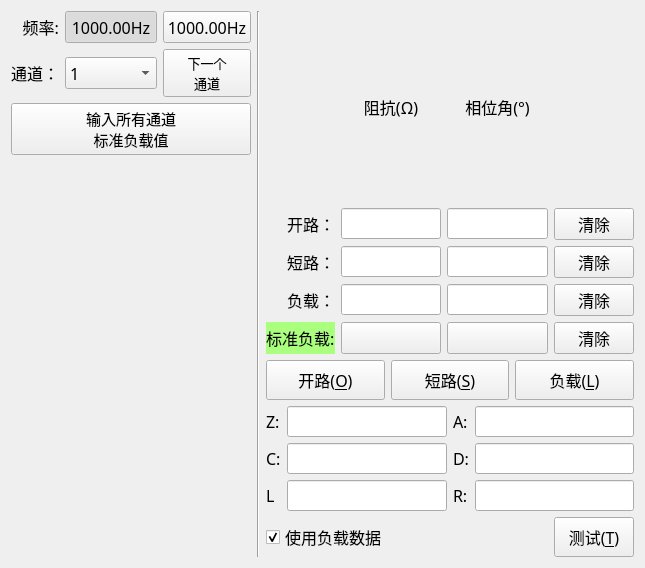
Above: MulitChannel/clsCalibration.ui from caicaiking/WKELightWave before the change. Below: the same form after it.
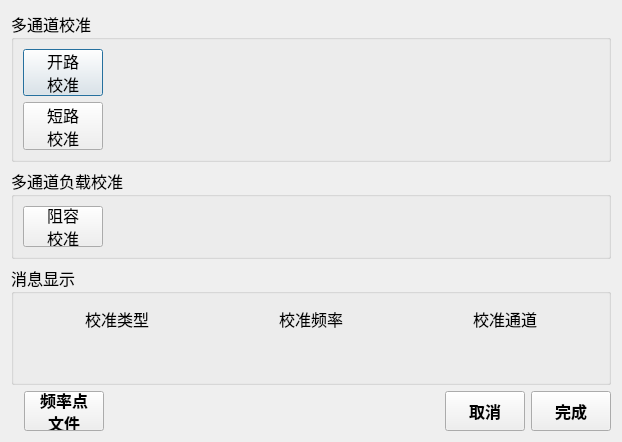
That is the form after the change. The open tabs and pages were chosen to show the change. Icons and pictures are not drawn. Custom widgets are drawn as their Qt base class.

Commit message: 完成了多通道的校准

```diff
--- a/MulitChannel/clsCalibration.ui
+++ b/MulitChannel/clsCalibration.ui
@@ -6,8 +6,8 @@
    <rect>
     <x>0</x>
     <y>0</y>
-    <width>645</width>
-    <height>520</height>
+    <width>622</width>
+    <height>442</height>
    </rect>
   </property>
   <property name="windowTitle">
@@ -23,157 +23,7 @@
  background-color: rgb(144, 148, 248);
 }</string>
   </property>
-  <layout class="QVBoxLayout" name="verticalLayout_3">
-   <property name="spacing">
-    <number>2</number>
-   </property>
-   <property name="leftMargin">
-    <number>2</number>
-   </property>
-   <property name="topMargin">
-    <number>2</number>
-   </property>
-   <property name="rightMargin">
-    <number>2</number>
-   </property>
-   <property name="bottomMargin">
-    <number>2</number>
-   </property>
-   <item>
-    <widget class="QStackedWidget" name="stkCalibration">
-     <property name="currentIndex">
-      <number>0</number>
-     </property>
-     <widget class="QWidget" name="page">
-      <layout class="QVBoxLayout" name="verticalLayout_6">
-       <item>
-        <widget class="QGroupBox" name="grpInstrument">
-         <property name="font">
-          <font>
-           <family>楷体</family>
-           <pointsize>12</pointsize>
-          </font>
-         </property>
-         <property name="title">
-          <string>仪器单通道校准</string>
-         </property>
-         <layout class="QHBoxLayout" name="horizontalLayout_7">
-          <item>
-           <widget class="QPushButton" name="btnNextChannel_2">
-            <property name="minimumSize">
-             <size>
-              <width>0</width>
-              <height>40</height>
-             </size>
-            </property>
-            <property name="font">
-             <font>
-              <family>楷体</family>
-              <pointsize>12</pointsize>
-              <weight>50</weight>
-              <bold>false</bold>
-             </font>
-            </property>
-            <property name="text">
-             <string>选定通道</string>
-            </property>
-           </widget>
-          </item>
-          <item>
-           <widget class="QComboBox" name="cmbChannel_2">
-            <property name="minimumSize">
-             <size>
-              <width>40</width>
-              <height>40</height>
-             </size>
-            </property>
-            <property name="maximumSize">
-             <size>
-              <width>16777215</width>
-              <height>40</height>
-             </size>
-            </property>
-            <property name="font">
-             <font>
-              <family>楷体</family>
-              <pointsize>12</pointsize>
-             </font>
-            </property>
-            <item>
-             <property name="text">
-              <string>1</string>
-             </property>
-            </item>
-            <item>
-             <property name="text">
-              <string>2</string>
-             </property>
-            </item>
-            <item>
-             <property name="text">
-              <string>3</string>
-             </property>
-            </item>
-            <item>
-             <property name="text">
-              <string>4</string>
-             </property>
-            </item>
-            <item>
-             <property name="text">
-              <string>5</string>
-             </property>
-            </item>
-            <item>
-             <property name="text">
-              <string>新建项目</string>
-             </property>
-            </item>
-            <item>
-             <property name="text">
-              <string>新建项目</string>
-             </property>
-            </item>
-           </widget>
-          </item>
-          <item>
-           <spacer name="horizontalSpacer_3">
-            <property name="orientation">
-             <enum>Qt::Horizontal</enum>
-            </property>
-            <property name="sizeHint" stdset="0">
-             <size>
-              <width>323</width>
-              <height>20</height>
-             </size>
-            </property>
-           </spacer>
-          </item>
-          <item>
-           <widget class="QPushButton" name="btnInstumentCal">
-            <property name="minimumSize">
-             <size>
-              <width>0</width>
-              <height>40</height>
-             </size>
-            </property>
-            <property name="font">
-             <font>
-              <family>楷体</family>
-              <pointsize>12</pointsize>
-              <weight>50</weight>
-              <bold>false</bold>
-             </font>
-            </property>
-            <property name="text">
-             <string>仪表
-校准</string>
-            </property>
-           </widget>
-          </item>
-         </layout>
-        </widget>
-       </item>
+  <layout class="QVBoxLayout" name="verticalLayout">
        <item>
         <widget class="QGroupBox" name="groupBox">
          <property name="font">
@@ -338,53 +188,6 @@
             </item>
            </layout>
           </item>
-          <item>
-           <layout class="QHBoxLayout" name="horizontalLayout_6" stretch="0,10">
-            <item>
-             <widget class="QPushButton" name="btnLoadTrim">
-              <property name="minimumSize">
-               <size>
-                <width>0</width>
-                <height>40</height>
-               </size>
-              </property>
-              <property name="font">
-               <font>
-                <family>楷体</family>
-                <pointsize>12</pointsize>
-                <weight>50</weight>
-                <bold>false</bold>
-               </font>
-              </property>
-              <property name="text">
-               <string>标样
-校准</string>
-              </property>
-             </widget>
-            </item>
-            <item>
-             <widget class="QLabel" name="lblHFTrim">
-              <property name="minimumSize">
-               <size>
-                <width>0</width>
-                <height>32</height>
-               </size>
-              </property>
-              <property name="font">
-               <font>
-                <family>楷体</family>
-                <pointsize>12</pointsize>
-                <weight>50</weight>
-                <bold>false</bold>
-               </font>
-              </property>
-              <property name="text">
-               <string/>
-              </property>
-             </widget>
-            </item>
-           </layout>
-          </item>
          </layout>
         </widget>
        </item>
@@ -634,808 +437,6 @@
           </widget>
          </item>
         </layout>
-       </item>
-      </layout>
-     </widget>
-     <widget class="QWidget" name="page_2">
-      <layout class="QVBoxLayout" name="verticalLayout_4">
-       <item>
-        <layout class="QHBoxLayout" name="horizontalLayout_3">
-         <item>
-          <layout class="QVBoxLayout" name="verticalLayout">
-           <item>
-            <layout class="QGridLayout" name="gridLayout_3">
-             <item row="0" column="0">
-              <widget class="QLabel" name="label_13">
-               <property name="font">
-                <font>
-                 <family>楷体</family>
-                 <pointsize>12</pointsize>
-                </font>
-               </property>
-               <property name="text">
-                <string>频率:</string>
-               </property>
-               <property name="alignment">
-                <set>Qt::AlignRight|Qt::AlignTrailing|Qt::AlignVCenter</set>
-               </property>
-              </widget>
-             </item>
-             <item row="0" column="1">
-              <widget class="QToolButton" name="btnTest1Freq">
-               <property name="minimumSize">
-                <size>
-                 <width>88</width>
-                 <height>32</height>
-                </size>
-               </property>
-               <property name="font">
-                <font>
-                 <family>楷体</family>
-                 <pointsize>12</pointsize>
-                </font>
-               </property>
-               <property name="text">
-                <string>1000.00Hz</string>
-               </property>
-               <property name="checkable">
-                <bool>true</bool>
-               </property>
-               <property name="checked">
-                <bool>true</bool>
-               </property>
-               <property name="autoExclusive">
-                <bool>true</bool>
-               </property>
-              </widget>
-             </item>
-             <item row="0" column="2">
-              <widget class="QToolButton" name="btnTest2Freq">
-               <property name="minimumSize">
-                <size>
-                 <width>88</width>
-                 <height>32</height>
-                </size>
-               </property>
-               <property name="font">
-                <font>
-                 <family>楷体</family>
-                 <pointsize>12</pointsize>
-                </font>
-               </property>
-               <property name="text">
-                <string>1000.00Hz</string>
-               </property>
-               <property name="checkable">
-                <bool>true</bool>
-               </property>
-               <property name="checked">
-                <bool>false</bool>
-               </property>
-               <property name="autoExclusive">
-                <bool>true</bool>
-               </property>
-              </widget>
-             </item>
-             <item row="1" column="0">
-              <widget class="QLabel" name="label">
-               <property name="font">
-                <font>
-                 <family>楷体</family>
-                 <pointsize>12</pointsize>
-                </font>
-               </property>
-               <property name="text">
-                <string>通道：</string>
-               </property>
-               <property name="alignment">
-                <set>Qt::AlignRight|Qt::AlignTrailing|Qt::AlignVCenter</set>
-               </property>
-              </widget>
-             </item>
-             <item row="1" column="1">
-              <widget class="QComboBox" name="cmbChannel">
-               <property name="minimumSize">
-                <size>
-                 <width>0</width>
-                 <height>32</height>
-                </size>
-               </property>
-               <property name="font">
-                <font>
-                 <family>楷体</family>
-                 <pointsize>12</pointsize>
-                </font>
-               </property>
-               <item>
-                <property name="text">
-                 <string>1</string>
-                </property>
-               </item>
-               <item>
-                <property name="text">
-                 <string>2</string>
-                </property>
-               </item>
-               <item>
-                <property name="text">
-                 <string>3</string>
-                </property>
-               </item>
-               <item>
-                <property name="text">
-                 <string>4</string>
-                </property>
-               </item>
-               <item>
-                <property name="text">
-                 <string>5</string>
-                </property>
-               </item>
-               <item>
-                <property name="text">
-                 <string>新建项目</string>
-                </property>
-               </item>
-               <item>
-                <property name="text">
-                 <string>新建项目</string>
-                </property>
-               </item>
-              </widget>
-             </item>
-             <item row="1" column="2">
-              <widget class="QPushButton" name="btnNextChannel">
-               <property name="minimumSize">
-                <size>
-                 <width>0</width>
-                 <height>32</height>
-                </size>
-               </property>
-               <property name="font">
-                <font>
-                 <family>楷体</family>
-                 <pointsize>10</pointsize>
-                 <weight>50</weight>
-                 <bold>false</bold>
-                </font>
-               </property>
-               <property name="text">
-                <string>下一个
-通道</string>
-               </property>
-              </widget>
-             </item>
-            </layout>
-           </item>
-           <item>
-            <widget class="QPushButton" name="btnInputAllStdValue">
-             <property name="minimumSize">
-              <size>
-               <width>0</width>
-               <height>40</height>
-              </size>
-             </property>
-             <property name="font">
-              <font>
-               <family>楷体</family>
-               <pointsize>11</pointsize>
-               <weight>50</weight>
-               <bold>false</bold>
-              </font>
-             </property>
-             <property name="text">
-              <string>输入所有通道
-标准负载值</string>
-             </property>
-             <property name="icon">
-              <iconset>
-               <normaloff>:/Icons/standard.png</normaloff>:/Icons/standard.png</iconset>
-             </property>
-             <property name="iconSize">
-              <size>
-               <width>25</width>
-               <height>25</height>
-              </size>
-             </property>
-            </widget>
-           </item>
-           <item>
-            <spacer name="verticalSpacer">
-             <property name="orientation">
-              <enum>Qt::Vertical</enum>
-             </property>
-             <property name="sizeHint" stdset="0">
-              <size>
-               <width>20</width>
-               <height>40</height>
-              </size>
-             </property>
-            </spacer>
-           </item>
-          </layout>
-         </item>
-         <item>
-          <widget class="Line" name="line">
-           <property name="orientation">
-            <enum>Qt::Vertical</enum>
-           </property>
-          </widget>
-         </item>
-         <item>
-          <layout class="QVBoxLayout" name="verticalLayout_2">
-           <item>
-            <layout class="QGridLayout" name="gridLayout">
-             <item row="0" column="1">
-              <widget class="QLabel" name="label_4">
-               <property name="font">
-                <font>
-                 <family>楷体</family>
-                 <pointsize>12</pointsize>
-                </font>
-               </property>
-               <property name="text">
-                <string>阻抗(Ω)</string>
-               </property>
-               <property name="alignment">
-                <set>Qt::AlignCenter</set>
-               </property>
-              </widget>
-             </item>
-             <item row="0" column="2">
-              <widget class="QLabel" name="label_5">
-               <property name="font">
-                <font>
-                 <family>楷体</family>
-                 <pointsize>12</pointsize>
-                </font>
-               </property>
-               <property name="text">
-                <string>相位角(°)</string>
-               </property>
-               <property name="alignment">
-                <set>Qt::AlignCenter</set>
-               </property>
-              </widget>
-             </item>
-             <item row="1" column="0">
-              <widget class="QLabel" name="label_2">
-               <property name="font">
-                <font>
-                 <family>楷体</family>
-                 <pointsize>12</pointsize>
-                </font>
-               </property>
-               <property name="text">
-                <string>开路：</string>
-               </property>
-               <property name="alignment">
-                <set>Qt::AlignRight|Qt::AlignTrailing|Qt::AlignVCenter</set>
-               </property>
-              </widget>
-             </item>
-             <item row="1" column="1">
-              <widget class="QLineEdit" name="txtOpenZ">
-               <property name="font">
-                <font>
-                 <family>楷体</family>
-                 <pointsize>12</pointsize>
-                </font>
-               </property>
-               <property name="alignment">
-                <set>Qt::AlignCenter</set>
-               </property>
-               <property name="readOnly">
-                <bool>true</bool>
-               </property>
-              </widget>
-             </item>
-             <item row="1" column="2">
-              <widget class="QLineEdit" name="txtOpenA">
-               <property name="font">
-                <font>
-                 <family>楷体</family>
-                 <pointsize>12</pointsize>
-                </font>
-               </property>
-               <property name="alignment">
-                <set>Qt::AlignCenter</set>
-               </property>
-               <property name="readOnly">
-                <bool>true</bool>
-               </property>
-              </widget>
-             </item>
-             <item row="1" column="3">
-              <widget class="QPushButton" name="btnClearOpen">
-               <property name="minimumSize">
-                <size>
-                 <width>0</width>
-                 <height>32</height>
-                </size>
-               </property>
-               <property name="font">
-                <font>
-                 <family>楷体</family>
-                 <pointsize>12</pointsize>
-                </font>
-               </property>
-               <property name="text">
-                <string>清除</string>
-               </property>
-              </widget>
-             </item>
-             <item row="2" column="0">
-              <widget class="QLabel" name="label_3">
-               <property name="font">
-                <font>
-                 <family>楷体</family>
-                 <pointsize>12</pointsize>
-                </font>
-               </property>
-               <property name="text">
-                <string>短路：</string>
-               </property>
-               <property name="alignment">
-                <set>Qt::AlignRight|Qt::AlignTrailing|Qt::AlignVCenter</set>
-               </property>
-              </widget>
-             </item>
-             <item row="2" column="1">
-              <widget class="QLineEdit" name="txtShortZ">
-               <property name="font">
-                <font>
-                 <family>楷体</family>
-                 <pointsize>12</pointsize>
-                </font>
-               </property>
-               <property name="alignment">
-                <set>Qt::AlignCenter</set>
-               </property>
-               <property name="readOnly">
-                <bool>true</bool>
-               </property>
-              </widget>
-             </item>
-             <item row="2" column="2">
-              <widget class="QLineEdit" name="txtShortA">
-               <property name="font">
-                <font>
-                 <family>楷体</family>
-                 <pointsize>12</pointsize>
-                </font>
-               </property>
-               <property name="alignment">
-                <set>Qt::AlignCenter</set>
-               </property>
-               <property name="readOnly">
-                <bool>true</bool>
-               </property>
-              </widget>
-             </item>
-             <item row="2" column="3">
-              <widget class="QPushButton" name="btnClearShort">
-               <property name="minimumSize">
-                <size>
-                 <width>0</width>
-                 <height>32</height>
-                </size>
-               </property>
-               <property name="font">
-                <font>
-                 <family>楷体</family>
-                 <pointsize>12</pointsize>
-                </font>
-               </property>
-               <property name="text">
-                <string>清除</string>
-               </property>
-              </widget>
-             </item>
-             <item row="3" column="0">
-              <widget class="QLabel" name="label_6">
-               <property name="font">
-                <font>
-                 <family>楷体</family>
-                 <pointsize>12</pointsize>
-                </font>
-               </property>
-               <property name="text">
-                <string>负载：</string>
-               </property>
-               <property name="alignment">
-                <set>Qt::AlignRight|Qt::AlignTrailing|Qt::AlignVCenter</set>
-               </property>
-              </widget>
-             </item>
-             <item row="3" column="1">
-              <widget class="QLineEdit" name="txtLoadZ">
-               <property name="font">
-                <font>
-                 <family>楷体</family>
-                 <pointsize>12</pointsize>
-                </font>
-               </property>
-               <property name="alignment">
-                <set>Qt::AlignCenter</set>
-               </property>
-               <property name="readOnly">
-                <bool>true</bool>
-               </property>
-              </widget>
-             </item>
-             <item row="3" column="2">
-              <widget class="QLineEdit" name="txtLoadA">
-               <property name="font">
-                <font>
-                 <family>楷体</family>
-                 <pointsize>12</pointsize>
-                </font>
-               </property>
-               <property name="alignment">
-                <set>Qt::AlignCenter</set>
-               </property>
-               <property name="readOnly">
-                <bool>true</bool>
-               </property>
-              </widget>
-             </item>
-             <item row="3" column="3">
-              <widget class="QPushButton" name="btnClearLoad">
-               <property name="minimumSize">
-                <size>
-                 <width>0</width>
-                 <height>32</height>
-                </size>
-               </property>
-               <property name="font">
-                <font>
-                 <family>楷体</family>
-                 <pointsize>12</pointsize>
-                </font>
-               </property>
-               <property name="text">
-                <string>清除</string>
-               </property>
-              </widget>
-             </item>
-             <item row="4" column="0">
-              <widget class="QLabel" name="label_14">
-               <property name="font">
-                <font>
-                 <family>楷体</family>
-                 <pointsize>12</pointsize>
-                </font>
-               </property>
-               <property name="styleSheet">
-                <string notr="true">background-color: rgb(170, 255, 127);</string>
-               </property>
-               <property name="text">
-                <string>标准负载:</string>
-               </property>
-              </widget>
-             </item>
-             <item row="4" column="1">
-              <widget class="QPushButton" name="btnStdZ">
-               <property name="minimumSize">
-                <size>
-                 <width>0</width>
-                 <height>32</height>
-                </size>
-               </property>
-               <property name="font">
-                <font>
-                 <family>楷体</family>
-                 <pointsize>12</pointsize>
-                </font>
-               </property>
-               <property name="text">
-                <string/>
-               </property>
-              </widget>
-             </item>
-             <item row="4" column="2">
-              <widget class="QPushButton" name="btnStdA">
-               <property name="minimumSize">
-                <size>
-                 <width>0</width>
-                 <height>32</height>
-                </size>
-               </property>
-               <property name="font">
-                <font>
-                 <family>楷体</family>
-                 <pointsize>12</pointsize>
-                </font>
-               </property>
-               <property name="text">
-                <string/>
-               </property>
-              </widget>
-             </item>
-             <item row="4" column="3">
-              <widget class="QPushButton" name="btnClearStdLoad">
-               <property name="minimumSize">
-                <size>
-                 <width>0</width>
-                 <height>32</height>
-                </size>
-               </property>
-               <property name="font">
-                <font>
-                 <family>楷体</family>
-                 <pointsize>12</pointsize>
-                </font>
-               </property>
-               <property name="text">
-                <string>清除</string>
-               </property>
-              </widget>
-             </item>
-            </layout>
-           </item>
-           <item>
-            <layout class="QHBoxLayout" name="horizontalLayout_2">
-             <item>
-              <widget class="QPushButton" name="btnOpen">
-               <property name="minimumSize">
-                <size>
-                 <width>0</width>
-                 <height>40</height>
-                </size>
-               </property>
-               <property name="font">
-                <font>
-                 <family>楷体</family>
-                 <pointsize>12</pointsize>
-                </font>
-               </property>
-               <property name="text">
-                <string>开路(&amp;O)</string>
-               </property>
-              </widget>
-             </item>
-             <item>
-              <widget class="QPushButton" name="btnShort">
-               <property name="minimumSize">
-                <size>
-                 <width>0</width>
-                 <height>40</height>
-                </size>
-               </property>
-               <property name="font">
-                <font>
-                 <family>楷体</family>
-                 <pointsize>12</pointsize>
-                </font>
-               </property>
-               <property name="text">
-                <string>短路(&amp;S)</string>
-               </property>
-              </widget>
-             </item>
-             <item>
-              <widget class="QPushButton" name="btnLoad">
-               <property name="minimumSize">
-                <size>
-                 <width>0</width>
-                 <height>40</height>
-                </size>
-               </property>
-               <property name="font">
-                <font>
-                 <family>楷体</family>
-                 <pointsize>12</pointsize>
-                </font>
-               </property>
-               <property name="text">
-                <string>负载(&amp;L)</string>
-               </property>
-              </widget>
-             </item>
-            </layout>
-           </item>
-           <item>
-            <layout class="QGridLayout" name="gridLayout_2">
-             <item row="0" column="0">
-              <widget class="QLabel" name="label_7">
-               <property name="font">
-                <font>
-                 <family>楷体</family>
-                 <pointsize>12</pointsize>
-                </font>
-               </property>
-               <property name="text">
-                <string>Z:</string>
-               </property>
-              </widget>
-             </item>
-             <item row="0" column="1">
-              <widget class="QLineEdit" name="txtZ">
-               <property name="font">
-                <font>
-                 <family>楷体</family>
-                 <pointsize>12</pointsize>
-                </font>
-               </property>
-              </widget>
-             </item>
-             <item row="0" column="2">
-              <widget class="QLabel" name="label_8">
-               <property name="font">
-                <font>
-                 <family>楷体</family>
-                 <pointsize>12</pointsize>
-                </font>
-               </property>
-               <property name="text">
-                <string>A:</string>
-               </property>
-              </widget>
-             </item>
-             <item row="0" column="3">
-              <widget class="QLineEdit" name="txtA">
-               <property name="font">
-                <font>
-                 <family>楷体</family>
-                 <pointsize>12</pointsize>
-                </font>
-               </property>
-              </widget>
-             </item>
-             <item row="1" column="0">
-              <widget class="QLabel" name="label_9">
-               <property name="font">
-                <font>
-                 <family>楷体</family>
-                 <pointsize>12</pointsize>
-                </font>
-               </property>
-               <property name="text">
-                <string>C:</string>
-               </property>
-              </widget>
-             </item>
-             <item row="1" column="1">
-              <widget class="QLineEdit" name="txtC">
-               <property name="font">
-                <font>
-                 <family>楷体</family>
-                 <pointsize>12</pointsize>
-                </font>
-               </property>
-              </widget>
-             </item>
-             <item row="1" column="2">
-              <widget class="QLabel" name="label_11">
-               <property name="font">
-                <font>
-                 <family>楷体</family>
-                 <pointsize>12</pointsize>
-                </font>
-               </property>
-               <property name="text">
-                <string>D:</string>
-               </property>
-              </widget>
-             </item>
-             <item row="1" column="3">
-              <widget class="QLineEdit" name="txtD">
-               <property name="font">
-                <font>
-                 <family>楷体</family>
-                 <pointsize>12</pointsize>
-                </font>
-               </property>
-              </widget>
-             </item>
-             <item row="2" column="0">
-              <widget class="QLabel" name="label_10">
-               <property name="font">
-                <font>
-                 <family>楷体</family>
-                 <pointsize>12</pointsize>
-                </font>
-               </property>
-               <property name="text">
-                <string>L</string>
-               </property>
-              </widget>
-             </item>
-             <item row="2" column="1">
-              <widget class="QLineEdit" name="txtL">
-               <property name="font">
-                <font>
-                 <family>楷体</family>
-                 <pointsize>12</pointsize>
-                </font>
-               </property>
-              </widget>
-             </item>
-             <item row="2" column="2">
-              <widget class="QLabel" name="label_12">
-               <property name="font">
-                <font>
-                 <family>楷体</family>
-                 <pointsize>12</pointsize>
-                </font>
-               </property>
-               <property name="text">
-                <string>R:</string>
-               </property>
-              </widget>
-             </item>
-             <item row="2" column="3">
-              <widget class="QLineEdit" name="txtR">
-               <property name="font">
-                <font>
-                 <family>楷体</family>
-                 <pointsize>12</pointsize>
-                </font>
-               </property>
-              </widget>
-             </item>
-            </layout>
-           </item>
-           <item>
-            <layout class="QHBoxLayout" name="horizontalLayout">
-             <item>
-              <widget class="QCheckBox" name="chkUseLoadvalue">
-               <property name="font">
-                <font>
-                 <family>楷体</family>
-                 <pointsize>12</pointsize>
-                </font>
-               </property>
-               <property name="text">
-                <string>使用负载数据</string>
-               </property>
-               <property name="checked">
-                <bool>true</bool>
-               </property>
-              </widget>
-             </item>
-             <item>
-              <spacer name="horizontalSpacer">
-               <property name="orientation">
-                <enum>Qt::Horizontal</enum>
-               </property>
-               <property name="sizeHint" stdset="0">
-                <size>
-                 <width>40</width>
-                 <height>20</height>
-                </size>
-               </property>
-              </spacer>
-             </item>
-             <item>
-              <widget class="QPushButton" name="btnTest">
-               <property name="minimumSize">
-                <size>
-                 <width>0</width>
-                 <height>40</height>
-                </size>
-               </property>
-               <property name="font">
-                <font>
-                 <family>楷体</family>
-                 <pointsize>12</pointsize>
-                </font>
-               </property>
-               <property name="text">
-                <string>测试(&amp;T)</string>
-               </property>
-              </widget>
-             </item>
-            </layout>
-           </item>
-          </layout>
-         </item>
-        </layout>
-       </item>
-      </layout>
-     </widget>
-    </widget>
    </item>
   </layout>
  </widget>
```
Lines whose indentation alone changed are shown as unchanged. The commit also changes 21 other files.
